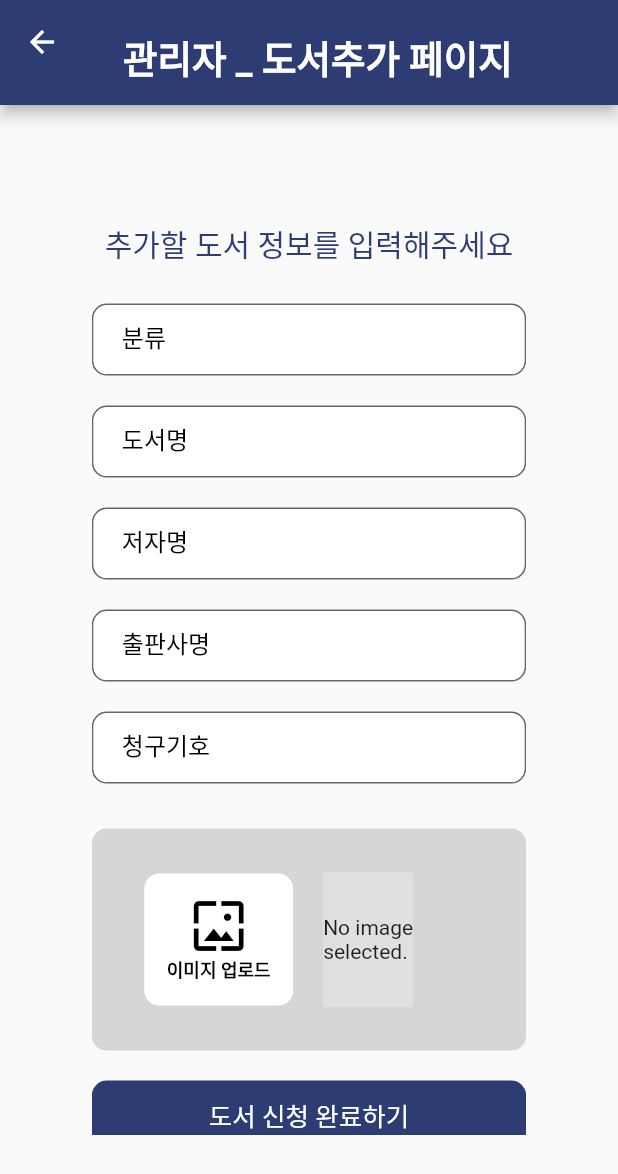
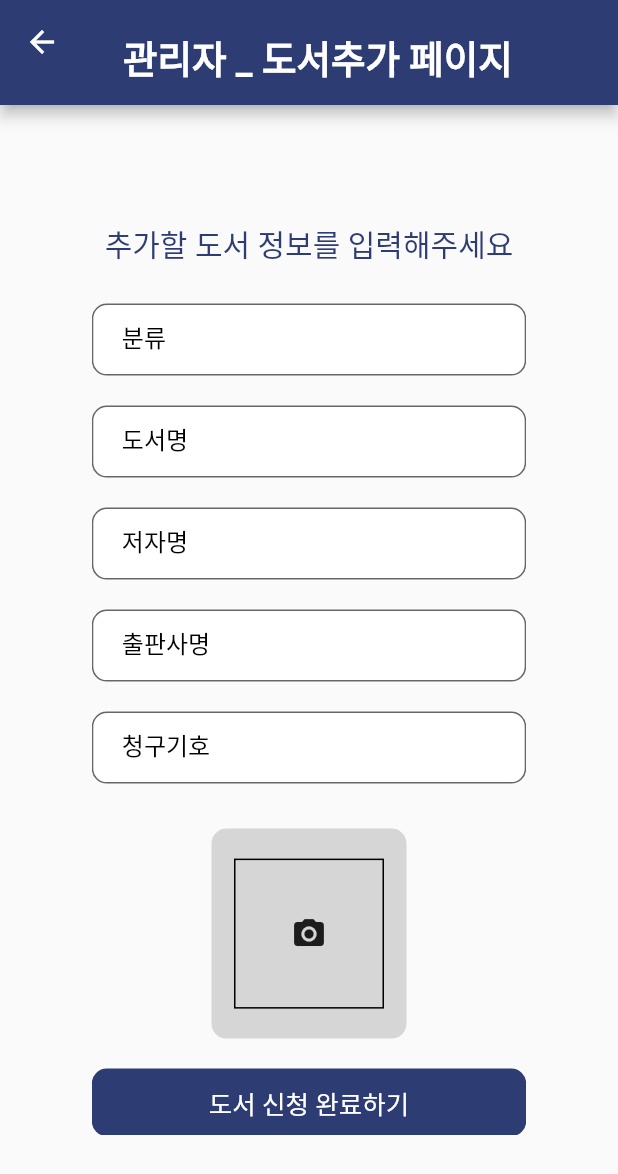
Before and after one commit to pknu-wap/2022_2_WAP_APP_TEAM3, a Flutter app: the AddPage screen opened directly, on a phone screen of 412 x 824 dp. Shown: the top 1174 px of the screen. Run offline on Flutter 3.47's test engine with Material 2 defaults, Android fonts, the phone set to English and light mode, and no system bars; our stand-ins replace bottom_navy_bar, cloud_firestore, firebase_core, get, image_picker, shared_preferences and 1 more; missing offline and left inert: comment_box; accounts and stored records are empty.

Commit message:
도서추가 image_uploader 추가

```diff
--- a/lib/components/camera.dart
+++ b/lib/components/camera.dart
@@ -14,7 +14,7 @@ import 'package:image_picker/image_picker.dart';
 import '../../components/camera.dart';
 
 /// 사진 추가하기 팝업!
-class CameraDialog extends StatefulWidget {
+/*class CameraDialog extends StatefulWidget {
   const CameraDialog({Key? key}) : super(key: key);
 
   @override
@@ -115,4 +115,4 @@ class _CameraDialogState extends State<CameraDialog> {
       ],
     );
   }
-}
+}*/
--- a/lib/pages/manager/add_page.dart
+++ b/lib/pages/manager/add_page.dart
@@ -4,6 +4,7 @@ import 'package:flutter/cupertino.dart';
 import 'package:flutter/material.dart';
 import 'package:flutter/services.dart';
 import 'package:flutter/widgets.dart';
+import 'package:image_picker/image_picker.dart';
 
 import '../../components/camera.dart';
 
@@ -21,24 +22,6 @@ class AddPage extends StatefulWidget {
 }
 
 class _AddPageState extends State<AddPage> {
-  var _selectedImage;
-
-  Widget ShowImage() {
-    return Container(
-      color: _selectedImage == null ? Colors.grey[300] : null,
-      width: 60,
-      height: 90,
-      child: Center(
-        child: _selectedImage == null
-            ? Text('No image selected.')
-            : Image.file(_selectedImage),
-
-        /*_selectedImage == null
-            ? Text('No image selected.')
-            : Image.file(_selectedImage),*/
-      ),
-    );
-  }
 
   PreferredSizeWidget CustomAppbar() {
     return PreferredSize(
@@ -54,21 +37,6 @@ class _AddPageState extends State<AddPage> {
         ),
       ),
     );
-  }
-
-  _navigateAndDisplaySelection(BuildContext context) async {
-    // Navigator.push는 Future를 반환합니다. Future는 선택 창에서
-    // Navigator.pop이 호출된 이후 완료될 것입니다.
-    final result = await showDialog(
-        context: context,
-        builder: (context) {
-          return CameraDialog();
-        });
-
-    setState(() {
-      _selectedImage = File(result);
-    });
-
   }
 
   @override
@@ -119,41 +87,7 @@ class _AddPageState extends State<AddPage> {
                     color: Color(0xffD6D6D6),
                     borderRadius: BorderRadius.circular(10),
                   ),
-                  child: Row(
-                    children: [
-                      GestureDetector(
-                          child: Container(
-                              margin: EdgeInsets.symmetric(
-                                  vertical: 10, horizontal: 20),
-                              padding: EdgeInsets.all(15),
-                              decoration: BoxDecoration(
-                                color: Colors.white,
-                                //컨테이너 데코레이션
-                                borderRadius: BorderRadius.circular(10),
-                              ),
-                              child: Column(
-                                children: [
-                                  Icon(
-                                    Icons.wallpaper,
-                                    size: 40,
-                                    color: Colors.black,
-                                  ),
-                                  Text(
-                                    "이미지 업로드",
-                                    style: TextStyle(
-                                      color: Colors.black,
-                                      fontSize: 12.0,
-                                      fontWeight: FontWeight.bold,
-                                    ),
-                                  ),
-                                ],
-                              )),
-                          onTap: () {
-                            _navigateAndDisplaySelection(context);
-                          }),
-                      ShowImage()
-                    ],
-                  ),
+                  child: ImageUploader(),
                 ),
                 AddButton(),
               ]),
@@ -241,3 +175,84 @@ class AddButton extends StatelessWidget {
     );
   }
 }
+
+///image_picker 방법2
+class ImageUploader extends StatefulWidget {
+  const ImageUploader({Key? key}) : super(key: key);
+
+  @override
+  State<ImageUploader> createState() => _ImageUploaderState();
+}
+
+class _ImageUploaderState extends State<ImageUploader> {
+  File? _image;
+  final picker = ImagePicker();
+
+  ///비동기 처리 > 이미지 가져오기
+  Future<void> _pickImage(ImageSource source) async {
+    final pickedFile = await picker.pickImage(source: source);
+    if (pickedFile != Null) {
+      ///if없어도 될 듯. 어차피 !.로 null이 아님을 정해줘서
+      setState(() {
+        _image = File(pickedFile!.path);
+      });
+    }
+  }
+
+  Widget _optionDialog() {
+    return AlertDialog(
+      content: Row(
+        mainAxisAlignment: MainAxisAlignment.center,
+        children: [
+          FloatingActionButton(
+              child: Icon(Icons.add_a_photo),
+              onPressed: () {
+                Navigator.of(context).pop();
+                _pickImage(ImageSource.camera);
+              }),
+          FloatingActionButton(
+              child: Icon(Icons.wallpaper),
+              onPressed: () {
+                Navigator.of(context).pop();
+                _pickImage(ImageSource.gallery);
+              }),
+        ],
+      ),
+    );
+  }
+
+  @override
+  Widget build(BuildContext context) {
+    return Container(
+      width: 100,
+      height: 100,
+      decoration: BoxDecoration(
+        border: Border.all(color: Colors.black),
+      ),
+      child: _image == null
+          ? InkWell(
+        onTap: () =>
+            showDialog(context: context, builder: (_) => _optionDialog()),
+        child: Icon(Icons.camera_alt),
+      )
+          : Image.file(_image!),
+    );
+  }
+
+/*Widget showImage() {
+    return Container(
+      width: 100,
+      height: 100,
+      decoration: BoxDecoration(
+        border: Border.all(color: Colors.black),
+      ),
+      child: _image == null
+          ? InkWell(
+              onTap: () => _pickImage(ImageSource.camera),
+              child: Icon(Icons.camera_alt),
+            )
+          : Image.file(_image!),
+    );
+  }*/
+
+}
```
